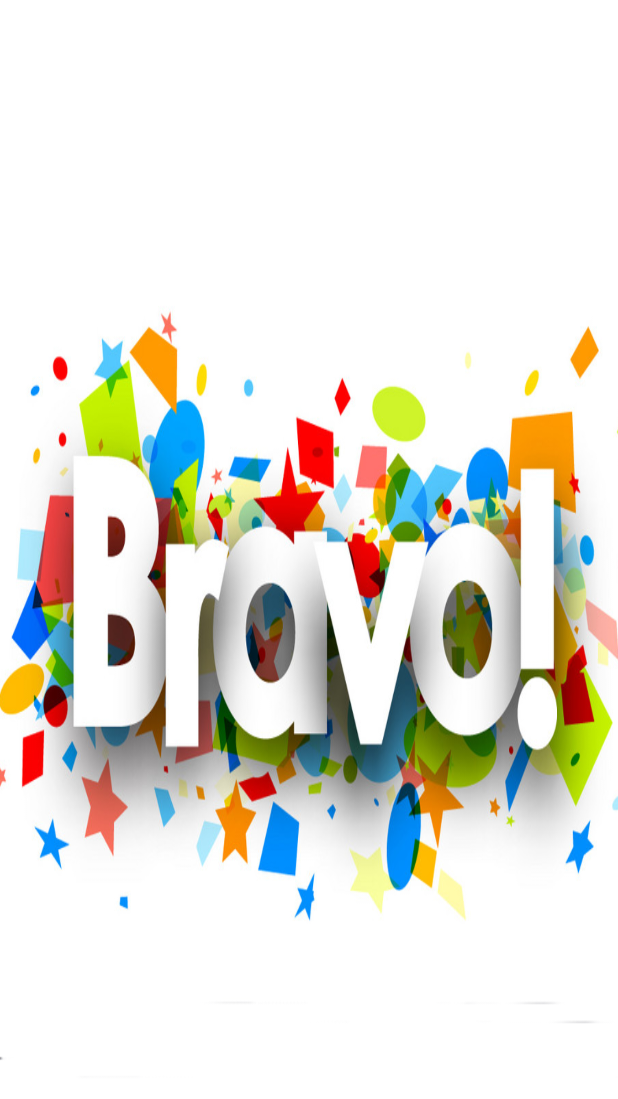
After one commit to aymenBenadra/Quizly, an Android app: the layout activity_congrates.xml on its own in the app's theme, with its tools: preview values and no code run, on a phone screen of 412 x 824 dp. The commit adds this screen. Shown: the top 1099 px of the screen. Run offline under Robolectric (Android 15) with nearby library versions, the phone set to English and light mode, and no system bars.

Commit message:
Design update..

```diff
--- a/app/src/main/AndroidManifest.xml
+++ b/app/src/main/AndroidManifest.xml
@@ -9,7 +9,9 @@
         android:roundIcon="@mipmap/ic_launcher_round"
         android:supportsRtl="true"
         android:theme="@style/AppTheme">
-        <activity android:name=".sinscrire"></activity>
+        <activity android:name=".Congrates"></activity>
+        <activity android:name=".GameOverTempActivity" />
+        <activity android:name=".sinscrire" />
         <activity android:name=".ScoreDetail" />
         <activity android:name=".MainActivity" />
         <activity android:name=".GameOver" />
--- a/app/src/main/java/ma/ofppt/tdi201/quizly/MainActivity.java
+++ b/app/src/main/java/ma/ofppt/tdi201/quizly/MainActivity.java
@@ -51,7 +51,7 @@
     //class loadingDialog
     final DialogLoading loadingdialog = new DialogLoading(MainActivity.this);
 
-    //press back agai  to exit method
+    //press back again  to exit method
     @Override
     public void onBackPressed() {
 
--- a/app/src/main/java/ma/ofppt/tdi201/quizly/WelcomeActivity.java
+++ b/app/src/main/java/ma/ofppt/tdi201/quizly/WelcomeActivity.java
@@ -14,6 +14,7 @@
     protected void onCreate(Bundle savedInstanceState) {
         super.onCreate(savedInstanceState);
         setContentView(R.layout.activity_welcome);
+
         new Handler().postDelayed(new Runnable() {
             @Override
             public void run() {
--- /dev/null
+++ b/app/src/main/res/layout/activity_congrates.xml
@@ -0,0 +1,12 @@
+<?xml version="1.0" encoding="utf-8"?>
+<RelativeLayout xmlns:android="http://schemas.android.com/apk/res/android"
+    xmlns:app="http://schemas.android.com/apk/res-auto"
+    xmlns:tools="http://schemas.android.com/tools"
+    android:layout_width="match_parent"
+    android:layout_height="match_parent"
+    android:background="@drawable/congrates_logo_2"
+    tools:context=".MainActivity">
+
+
+
+</RelativeLayout>
```
Also changed, not shown: app/src/main/java/ma/ofppt/tdi201/quizly/Congrates.java (added, +37 -0 lines), app/src/main/java/ma/ofppt/tdi201/quizly/GameOverTempActivity.java (added, +37 -0 lines), app/src/main/java/ma/ofppt/tdi201/quizly/Playing.java (+7 -4 lines), app/src/main/res/layout/activity_game_over_temp.xml (added, +12 -0 lines), app/src/main/res/drawable/congrates_logo_2.png (added), app/src/main/res/drawable/congtates_logo.jpg (added), app/src/main/res/drawable/game_over_logo.png (added), app/src/main/res/drawable/game_over_logo2.jpg (added), app/src/main/res/layout/activity_welcome.xml (indentation only).
